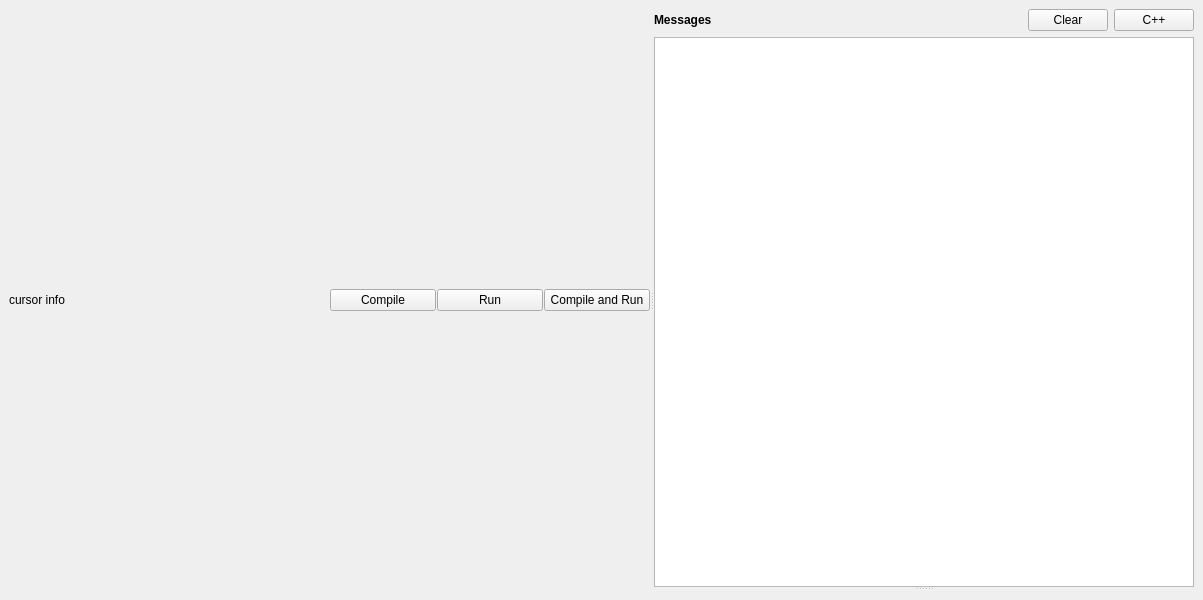
Old version of the form ui/mainwindow.ui in the repository cpeditor/cpeditor.
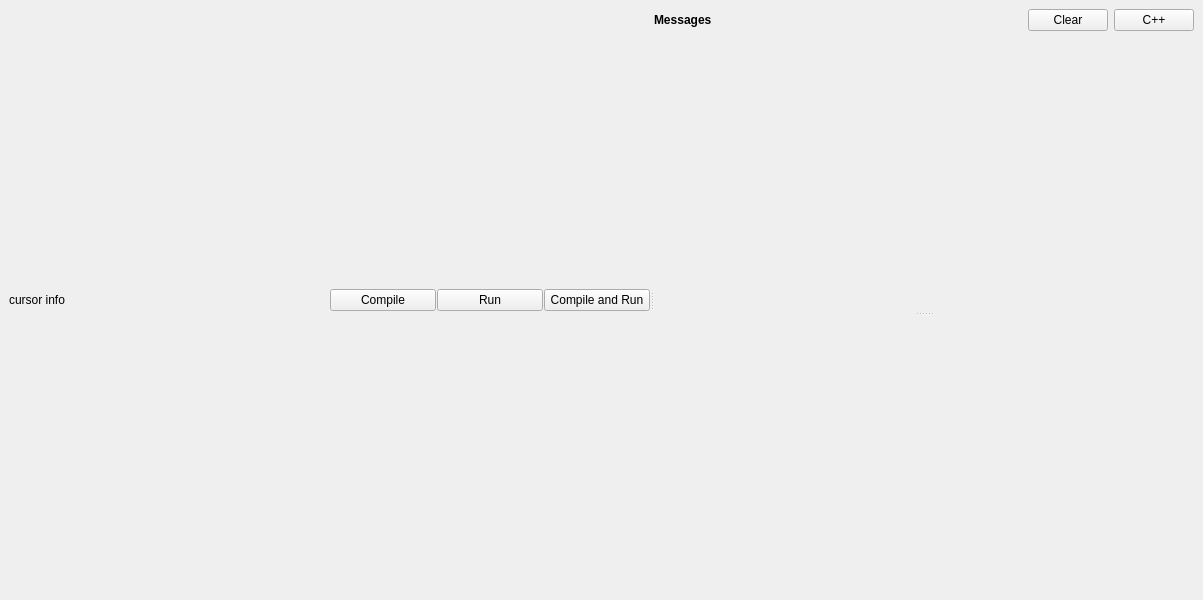
New version of the form.

Commit message: refactor(MessageLogger): inherit QTextBrowser instead of having a member

What changed in the file:
```diff
--- a/ui/mainwindow.ui
+++ b/ui/mainwindow.ui
@@ -141,7 +141,9 @@
             <property name="orientation">
              <enum>Qt::Vertical</enum>
             </property>
-            <widget class="QTextBrowser" name="compilerEdit"/>
+            <widget class="QWidget" name="messageLoggerWidget">
+             <layout class="QVBoxLayout" name="messageLoggerLayout"/>
+            </widget>
             <widget class="QWidget" name="testCasesWidget">
              <layout class="QVBoxLayout" name="testCasesLayout"/>
             </widget>
```
The commit also changes 3 other files.
